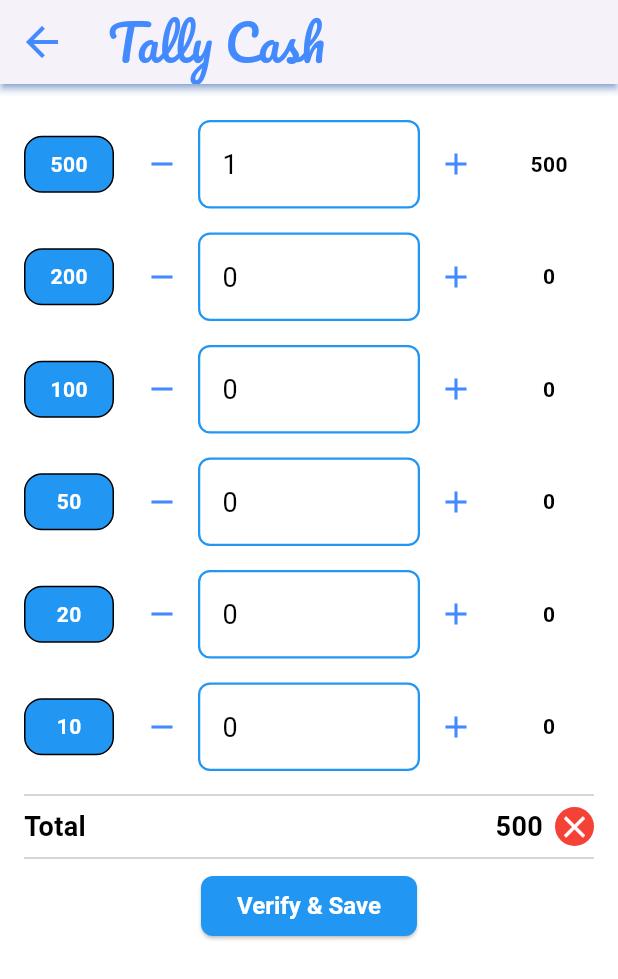
After one commit to jayantadn/vkhillseva, a Flutter app: the TallyCashPage screen opened directly, after a tap on the "add" icon, after a tap on "Verify & Save", on a phone screen of 412 x 824 dp. The commit adds this screen. Shown: the top 979 px of the screen. Run offline on Flutter 3.47's test engine with Material 3 defaults, Android fonts, the phone set to English and light mode, and no system bars; our stand-ins replace firebase_core, firebase_database, fl_chart, flutter_typeahead, fluttertoast, google_fonts and 6 more; accounts and stored records are empty.

Commit message:
feature: tally cash

```diff
--- a/lib/common/const.dart
+++ b/lib/common/const.dart
@@ -12,7 +12,7 @@
   }
 
   final String dbroot = "VKHILLSEVA_01";
-  final String version = "0.18.18";
+  final String version = "0.19.0";
 
   final int fbListenerDelay = 2; // seconds
   final double toolbarIconSize = 32;
--- a/lib/main.dart
+++ b/lib/main.dart
@@ -24,6 +24,6 @@
   @override
   Widget build(BuildContext context) {
     return MaterialApp(
-        title: "ISKCON VK Hill Seva", theme: themeDefault, home: home);
+        title: "ISKCON VK Hill Seva", theme: themeDefault, home: test);
   }
 }
--- /dev/null
+++ b/lib/nitya_seva/tally_cash.dart
@@ -0,0 +1,380 @@
+import 'package:flutter/material.dart';
+import 'package:intl/intl.dart';
+import 'package:vkhillseva/common/fb.dart';
+import 'package:vkhillseva/common/local_storage.dart';
+import 'package:vkhillseva/common/theme.dart';
+import 'package:vkhillseva/common/toaster.dart';
+import 'package:vkhillseva/nitya_seva/ticket_page.dart';
+
+class TallyCashPage extends StatefulWidget {
+  const TallyCashPage({super.key});
+
+  @override
+  // ignore: library_private_types_in_public_api
+  _TallyNotesPageState createState() => _TallyNotesPageState();
+}
+
+class _TallyNotesPageState extends State<TallyCashPage> {
+  final TextEditingController _controller500 = TextEditingController(text: '0');
+  final TextEditingController _controller200 = TextEditingController(text: '0');
+  final TextEditingController _controller100 = TextEditingController(text: '0');
+  final TextEditingController _controller50 = TextEditingController(text: '0');
+  final TextEditingController _controller20 = TextEditingController(text: '0');
+  final TextEditingController _controller10 = TextEditingController(text: '0');
+
+  bool _validationSuccess = false;
+  int? _sumCash;
+  DateTime? _timestampSlot;
+  late Map<String, int> _cash;
+
+  @override
+  void initState() {
+    super.initState();
+  }
+
+  @override
+  void didChangeDependencies() {
+    super.didChangeDependencies();
+
+    LS().read("selectedSlot").then((value) async {
+      if (value != null) {
+        // get the selected slot
+        _timestampSlot = DateTime.parse(value);
+        if (_timestampSlot == null) {
+          Toaster().error('Could not read session');
+          return;
+        }
+
+        // get the tickets
+        List<Ticket> sevatickets = [];
+        String dbDate = DateFormat("yyyy-MM-dd").format(_timestampSlot!);
+        String dbSession =
+            _timestampSlot!.toIso8601String().replaceAll(".", "^");
+        List ticketsRaw =
+            await FB().getList(path: "NityaSeva/$dbDate/$dbSession/Tickets");
+        for (var t in ticketsRaw) {
+          Map<String, dynamic> ticket = Map<String, dynamic>.from(t);
+          sevatickets.add(Ticket.fromJson(ticket));
+        }
+
+        // calculate the sum of _cash
+        _sumCash = 0;
+        for (Ticket sevaticket in sevatickets) {
+          if (sevaticket.mode == 'Cash') {
+            _sumCash = _sumCash! + sevaticket.amount;
+          }
+        }
+
+        // set the _cash values
+        FB()
+            .getValue(path: "NityaSeva/$dbDate/$dbSession/TallyCash")
+            .then((value) {
+          if (value != null && value.isNotEmpty) {
+            _cash = Map<String, int>.from(value as Map);
+            _controller500.text = _cash['500'].toString();
+            _controller200.text = _cash['200'].toString();
+            _controller100.text = _cash['100'].toString();
+            _controller50.text = _cash['50'].toString();
+            _controller20.text = _cash['20'].toString();
+            _controller10.text = _cash['10'].toString();
+            _validateTotal();
+          }
+        });
+      }
+    });
+  }
+
+  Widget _widgetTotal() {
+    return Row(
+      mainAxisAlignment: MainAxisAlignment.spaceBetween,
+      children: [
+        const Text(
+          'Total',
+          style: TextStyle(
+            fontWeight: FontWeight.bold,
+            fontSize: 18.0, // Increase the font size
+          ),
+        ),
+        Row(
+          children: [
+            // sum of the entries
+            Text(
+              _calculateTotal([
+                {'value': 500, 'controller': _controller500},
+                {'value': 200, 'controller': _controller200},
+                {'value': 100, 'controller': _controller100},
+                {'value': 50, 'controller': _controller50},
+                {'value': 20, 'controller': _controller20},
+                {'value': 10, 'controller': _controller10},
+              ]).toString(),
+              style: const TextStyle(
+                fontWeight: FontWeight.bold,
+                fontSize: 18.0, // Increase the font size
+              ),
+            ),
+
+            const SizedBox(
+                width:
+                    8), // Add some space between the icon and the total amount
+
+            Container(
+              // validation success icon
+              decoration: BoxDecoration(
+                shape: BoxShape.circle,
+                color: _validationSuccess ? Colors.green : Colors.red,
+              ),
+              padding:
+                  const EdgeInsets.all(1.0), // Adjust the padding as needed
+              child: Icon(
+                _validationSuccess ? Icons.check : Icons.close,
+                color:
+                    Colors.white, // Icon color to contrast with the background
+              ),
+            ),
+          ],
+        ),
+      ],
+    );
+  }
+
+  void _validateTotal() {
+    setState(() {
+      if (_sumCash != null) {
+        var total = _calculateTotal([
+          {'value': 500, 'controller': _controller500},
+          {'value': 200, 'controller': _controller200},
+          {'value': 100, 'controller': _controller100},
+          {'value': 50, 'controller': _controller50},
+          {'value': 20, 'controller': _controller20},
+          {'value': 10, 'controller': _controller10},
+        ]);
+        _validationSuccess = (total == _sumCash);
+      } else {
+        _validationSuccess = false;
+      }
+    });
+  }
+
+  void _saveCash() {
+    if (_timestampSlot != null) {
+      Map<String, int> json = {
+        '500': int.tryParse(_controller500.text) ?? 0,
+        '200': int.tryParse(_controller200.text) ?? 0,
+        '100': int.tryParse(_controller100.text) ?? 0,
+        '50': int.tryParse(_controller50.text) ?? 0,
+        '20': int.tryParse(_controller20.text) ?? 0,
+        '10': int.tryParse(_controller10.text) ?? 0,
+      };
+
+      // write to db
+      String dbDate = DateFormat("yyyy-MM-dd").format(_timestampSlot!);
+      String dbSession = _timestampSlot!.toIso8601String().replaceAll(".", "^");
+      FB().setJson(path: "NityaSeva/$dbDate/$dbSession/TallyCash", json: json);
+    } else {
+      Toaster().error('Unable to save');
+    }
+
+    Navigator.of(context).pop(); // Close the dialog
+  }
+
+  void _dialogSave(BuildContext context) {
+    // decide the content of the dialog box
+    var total = _calculateTotal([
+      {'value': 500, 'controller': _controller500},
+      {'value': 200, 'controller': _controller200},
+      {'value': 100, 'controller': _controller100},
+      {'value': 50, 'controller': _controller50},
+      {'value': 20, 'controller': _controller20},
+      {'value': 10, 'controller': _controller10},
+    ]);
+    var diff = total - _sumCash!;
+    var msg = Text(
+      'Do you want to save?',
+      style: TextStyle(color: primaryColor),
+    );
+    if (diff > 0) {
+      msg = Text(
+        'Total money is excess by $diff.\nAre you sure you want to save?',
+        style: const TextStyle(color: Colors.red),
+      );
+    } else if (diff < 0) {
+      msg = Text(
+        'Total money is short by ${diff.abs()}.\nAre you sure you want to save?',
+        style: const TextStyle(color: Colors.red),
+      );
+    }
+
+    // dont show dialog if diff is 0
+    if (diff == 0) {
+      _saveCash();
+
+      return;
+    }
+
+    // show the dialog box
+    showDialog(
+      context: context,
+      builder: (BuildContext context) {
+        return AlertDialog(
+          title: const Text('Confirmation'),
+          content: msg,
+          actions: <Widget>[
+            // No button
+            TextButton(
+              onPressed: () {
+                Navigator.of(context).pop(); // Close the dialog
+              },
+              child: const Text('No'),
+            ),
+
+            // Yes button
+            TextButton(
+              onPressed: () {
+                _saveCash();
+                Navigator.of(context).pop(); // Go back to summary page
+              },
+              child: const Text('Yes'),
+            ),
+          ],
+        );
+      },
+    );
+  }
+
+  Widget _buildDenominationField(
+      String denomination, TextEditingController controller) {
+    return Padding(
+      padding: const EdgeInsets.symmetric(vertical: 8.0),
+      child: Row(
+        children: <Widget>[
+          // denomination label
+          Container(
+            width: 60,
+            padding: const EdgeInsets.all(8.0),
+            decoration: BoxDecoration(
+              color: primaryColor,
+              border: Border.all(color: Colors.black),
+              borderRadius: BorderRadius.circular(12.0),
+            ),
+            child: Center(
+              child: Text(
+                denomination,
+                style: const TextStyle(
+                  color: Colors.white,
+                  fontWeight: FontWeight.bold,
+                ),
+              ),
+            ),
+          ),
+
+          // subtract button
+          const SizedBox(width: 8),
+          IconButton(
+            icon: const Icon(Icons.remove),
+            onPressed: () {
+              int currentValue = int.tryParse(controller.text) ?? 0;
+              if (currentValue > 0) {
+                setState(() {
+                  controller.text = (currentValue - 1).toString();
+                });
+              }
+              _validateTotal();
+            },
+          ),
+
+          // number of notes
+          Expanded(
+            child: TextField(
+              controller: controller,
+              keyboardType: TextInputType.number,
+              decoration: const InputDecoration(
+                border: OutlineInputBorder(),
+              ),
+              onChanged: (value) {
+                setState(() {
+                  _validateTotal();
+                });
+              },
+            ),
+          ),
+
+          // add button
+          IconButton(
+            icon: const Icon(Icons.add),
+            onPressed: () {
+              int currentValue = int.tryParse(controller.text) ?? 0;
+              setState(() {
+                controller.text = (currentValue + 1).toString();
+              });
+              _validateTotal();
+            },
+          ),
+
+          // total amount
+          const SizedBox(width: 8),
+          Container(
+            width: 60, // Adjust the width as needed to fit 5 digits
+            alignment: Alignment.center, // Center the text within the container
+            child: Text(
+              '${(int.tryParse(controller.text) ?? 0) * int.parse(denomination)}',
+              style: const TextStyle(
+                fontWeight: FontWeight.bold, // Make the font bold
+              ),
+            ),
+          ),
+        ],
+      ),
+    );
+  }
+
+  int _calculateTotal(List<Map<String, dynamic>> denominations) {
+    int total = 0;
+    for (var denomination in denominations) {
+      int value = denomination['value'];
+      TextEditingController controller = denomination['controller'];
+      int count = int.tryParse(controller.text) ?? 0;
+      total += value * count;
+    }
+    return total;
+  }
+
+  @override
+  Widget build(BuildContext context) {
+    return Theme(
+      data: themeDefault,
+      child: Scaffold(
+        appBar: AppBar(
+          title: const Text('Tally Cash'),
+        ),
+        body: SingleChildScrollView(
+          child: Padding(
+            padding: const EdgeInsets.all(16.0),
+            child: Column(
+              children: <Widget>[
+                _buildDenominationField('500', _controller500),
+                _buildDenominationField('200', _controller200),
+                _buildDenominationField('100', _controller100),
+                _buildDenominationField('50', _controller50),
+                _buildDenominationField('20', _controller20),
+                _buildDenominationField('10', _controller10),
+
+                // the sum total
+                const Divider(),
+                _widgetTotal(),
+                const Divider(),
+
+                // save button
+                ElevatedButton(
+                  onPressed: () {
+                    _dialogSave(context);
+                  },
+                  child: const Text('Verify & Save'),
+                ),
+              ],
+            ),
+          ),
+        ),
+      ),
+    );
+  }
+}
--- a/lib/nitya_seva/ticket_page.dart
+++ b/lib/nitya_seva/ticket_page.dart
@@ -5,9 +5,11 @@
 import 'package:synchronized/synchronized.dart';
 import 'package:vkhillseva/common/const.dart';
 import 'package:vkhillseva/common/fb.dart';
+import 'package:vkhillseva/common/local_storage.dart';
 import 'package:vkhillseva/common/utils.dart';
 import 'package:vkhillseva/nitya_seva/session.dart';
 import 'package:vkhillseva/nitya_seva/session_summary.dart';
+import 'package:vkhillseva/nitya_seva/tally_cash.dart';
 import 'package:vkhillseva/widgets/common_widgets.dart';
 import 'package:vkhillseva/widgets/loading_overlay.dart';
 import 'package:vkhillseva/common/theme.dart';
@@ -97,6 +99,10 @@
             _listeners = listeners;
           },
         ));
+
+    // write the current session to LS
+    // this is used by tally cash and tally UPI
+    LS().write("selectedSlot", widget.session.timestamp.toIso8601String());
 
     refresh();
   }
@@ -936,7 +942,11 @@
                       text: "Tally cash",
                       icon: Icons.money,
                       onPressed: () {
-                        print("Tally cash");
+                        Navigator.push(
+                          context,
+                          MaterialPageRoute(
+                              builder: (context) => TallyCashPage()),
+                        );
                       }),
 
                   // tally UPI button
```
